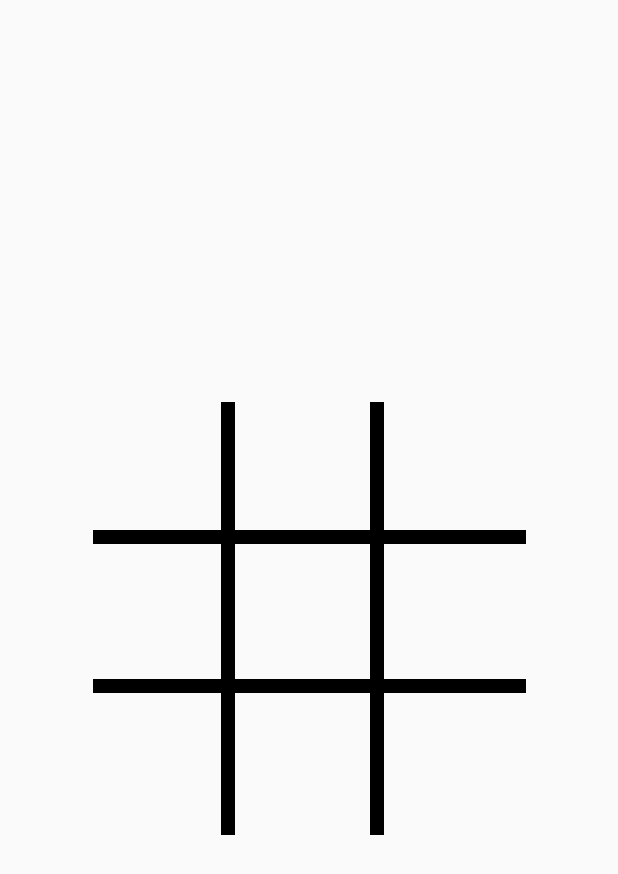
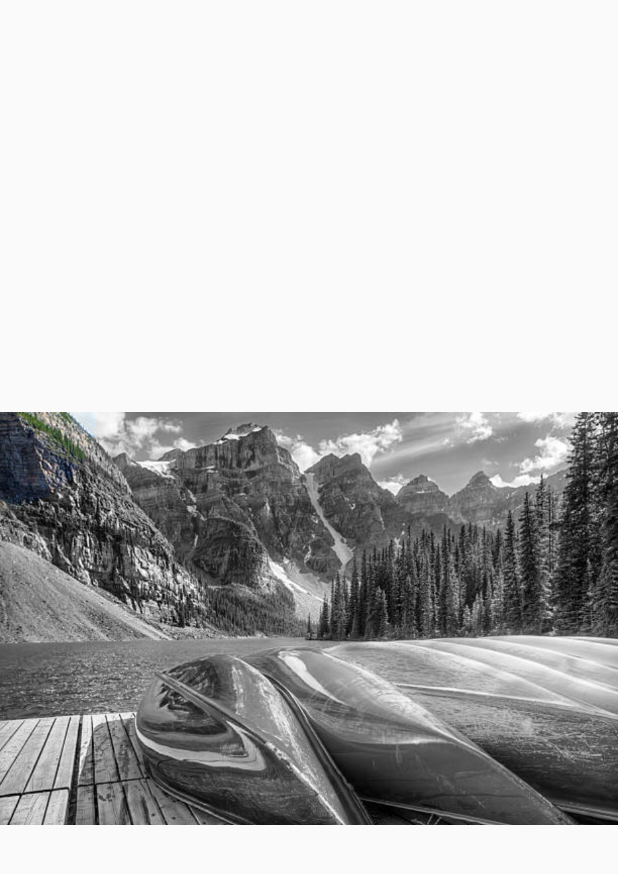
Before and after one commit to Vaibhav2002/Canvas-JetpackCompose, an Android app built with Jetpack Compose: the screen it shows after launch (MainActivity), on a phone screen of 412 x 824 dp. Shown: the top 874 px of the screen. Run offline under Robolectric (Android 15) with nearby library versions, the phone set to English and light mode, and no system bars.

Commit message:
Image Color Reveal Screen Designed

```diff
--- a/app/src/main/java/dev/vaibhav/canvasCompose/MainActivity.kt
+++ b/app/src/main/java/dev/vaibhav/canvasCompose/MainActivity.kt
@@ -5,9 +5,7 @@ import androidx.activity.ComponentActivity
 import androidx.activity.compose.setContent
 import androidx.compose.foundation.layout.fillMaxSize
 import androidx.compose.ui.Modifier
-import dev.vaibhav.canvasCompose.ui.screens.genderPicker.GenderPickerScreen
-import dev.vaibhav.canvasCompose.ui.screens.tictactoe.TicTacToe
-import dev.vaibhav.canvasCompose.ui.screens.tictactoe.TicTacToeScreen
+import dev.vaibhav.canvasCompose.ui.screens.imageReveal.ImageColorRevealScreen
 import dev.vaibhav.canvasCompose.ui.theme.CanvasComposeTheme
 
 class MainActivity : ComponentActivity() {
@@ -15,7 +13,7 @@ class MainActivity : ComponentActivity() {
         super.onCreate(savedInstanceState)
         setContent {
             CanvasComposeTheme {
-                TicTacToeScreen(modifier = Modifier.fillMaxSize())
+                ImageColorRevealScreen(modifier = Modifier.fillMaxSize())
             }
         }
     }
--- /dev/null
+++ b/app/src/main/java/dev/vaibhav/canvasCompose/ui/screens/imageReveal/ImageColorReveal.kt
@@ -0,0 +1,58 @@
+package dev.vaibhav.canvasCompose.ui.screens.imageReveal
+
+import androidx.annotation.DrawableRes
+import androidx.compose.foundation.Canvas
+import androidx.compose.foundation.gestures.detectDragGestures
+import androidx.compose.foundation.layout.aspectRatio
+import androidx.compose.runtime.*
+import androidx.compose.ui.Modifier
+import androidx.compose.ui.geometry.Offset
+import androidx.compose.ui.geometry.Rect
+import androidx.compose.ui.graphics.*
+import androidx.compose.ui.graphics.drawscope.clipPath
+import androidx.compose.ui.input.pointer.pointerInput
+import androidx.compose.ui.res.imageResource
+import androidx.compose.ui.unit.Dp
+import androidx.compose.ui.unit.IntOffset
+import androidx.compose.ui.unit.IntSize
+
+@Composable
+fun ImageColorReveal(
+    modifier: Modifier = Modifier,
+    @DrawableRes imageRes: Int,
+    circleRadius: Dp,
+) {
+    val image = ImageBitmap.imageResource(id = imageRes)
+    val imageAspectRatio = remember { image.width.toFloat() / image.height }
+    var center by remember { mutableStateOf(Offset.Zero) }
+
+    Canvas(
+        modifier = modifier.aspectRatio(imageAspectRatio)
+            .pointerInput(true) {
+            detectDragGestures { change, _ ->
+                center = change.position
+            }
+        }
+    ) {
+        val circlePath = Path().apply {
+            addOval(Rect(center = center, radius = circleRadius.toPx()))
+        }
+
+        val imageSize =
+            IntSize(width = size.width.toInt(), height = size.height.toInt())
+        drawImage(
+            image = image,
+            dstOffset = IntOffset.Zero,
+            dstSize = imageSize,
+            colorFilter = ColorFilter.tint(color = Color.Black, blendMode = BlendMode.Color)
+        )
+
+        clipPath(path = circlePath, clipOp = ClipOp.Intersect) {
+            drawImage(
+                image = image,
+                dstOffset = IntOffset.Zero,
+                dstSize = imageSize
+            )
+        }
+    }
+}
--- /dev/null
+++ b/app/src/main/java/dev/vaibhav/canvasCompose/ui/screens/imageReveal/ImageColorRevealScreen.kt
@@ -0,0 +1,24 @@
+package dev.vaibhav.canvasCompose.ui.screens.imageReveal
+
+import androidx.compose.foundation.background
+import androidx.compose.foundation.layout.Box
+import androidx.compose.foundation.layout.fillMaxWidth
+import androidx.compose.runtime.Composable
+import androidx.compose.ui.Alignment
+import androidx.compose.ui.Modifier
+import androidx.compose.ui.graphics.Color
+import androidx.compose.ui.unit.dp
+import dev.vaibhav.canvasCompose.R
+
+@Composable
+fun ImageColorRevealScreen(
+    modifier:Modifier = Modifier
+) {
+    Box(modifier = modifier, contentAlignment = Alignment.Center){
+        ImageColorReveal(
+            modifier = Modifier.fillMaxWidth().background(Color.Red),
+            imageRes = R.drawable.landscape,
+            circleRadius = 64.dp
+        )
+    }
+}
```
Also changed, not shown: app/src/main/res/drawable/landscape.jpeg (added), 2 other files.
